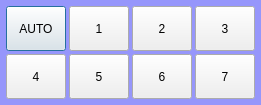
Above: UiFiles/clsRangeDialog.ui from caicaiking/WKELightWave before the change. Below: the same form after it.
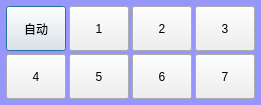
That is the form after the change.

The edit to the form file:
```diff
--- a/UiFiles/clsRangeDialog.ui
+++ b/UiFiles/clsRangeDialog.ui
@@ -54,7 +54,7 @@
       <string notr="true">font: 75 12pt &quot;楷体&quot;;</string>
      </property>
      <property name="text">
-      <string>AUTO</string>
+      <string>自动</string>
      </property>
     </widget>
    </item>
```
Left out of the diff: 2 changed lines with no effect on the pictures.
